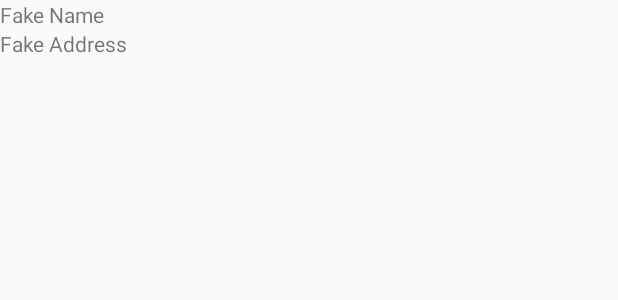
After one commit to srombs/random_me, an Android app: the layout activity_user_detail.xml on its own in the app's theme, with its tools: preview values and no code run, on a phone screen of 412 x 824 dp. The commit adds this screen. Shown: the top 300 px of the screen. Run offline under Robolectric (Android 15) with nearby library versions, the phone set to English and light mode, and no system bars.

Commit message:
added user detail activity

```diff
--- a/app/build.gradle
+++ b/app/build.gradle
@@ -69,6 +69,10 @@ dependencies {
     //picasso
     compile 'com.squareup.picasso:picasso:2.5.2'
 
+    //parceler
+    compile 'org.parceler:parceler-api:1.1.8'
+    annotationProcessor 'org.parceler:parceler:1.1.8'
+
     testCompile 'junit:junit:4.12'
     //mockito dependencies
     androidTestCompile 'org.mockito:mockito-core:1.10.19'
--- a/app/src/main/AndroidManifest.xml
+++ b/app/src/main/AndroidManifest.xml
@@ -21,7 +21,7 @@
                 <category android:name="android.intent.category.LAUNCHER" />
             </intent-filter>
         </activity>
-        <activity android:name=".users.detail.UserDetailActivity"></activity>
+        <activity android:name=".users.detail.UserDetailActivity"/>
     </application>
 
 </manifest>
--- a/app/src/main/java/com/randomme/srombs/randomme/RandomMeApplication.java
+++ b/app/src/main/java/com/randomme/srombs/randomme/RandomMeApplication.java
@@ -6,6 +6,8 @@ import com.randomme.srombs.randomme.dagger.ApiModule;
 import com.randomme.srombs.randomme.dagger.DaggerAppComponent;
 import com.randomme.srombs.randomme.dagger.DemoComponent;
 import com.randomme.srombs.randomme.dagger.PresenterModule;
+
+import timber.log.Timber;
 
 /**
  * Created by srombs on 5/11/17.
@@ -20,6 +22,8 @@ public class RandomMeApplication extends Application {
         super.onCreate();
 
         component = createComponent();
+
+        Timber.plant(new Timber.DebugTree());
     }
 
     public DemoComponent getComponent() {
--- a/app/src/main/java/com/randomme/srombs/randomme/model/Birthdate.java
+++ b/app/src/main/java/com/randomme/srombs/randomme/model/Birthdate.java
@@ -1,4 +1,6 @@
 package com.randomme.srombs.randomme.model;
+
+import org.parceler.Parcel;
 
 /**
  * Created by srombs on 5/11/17.
--- a/app/src/main/java/com/randomme/srombs/randomme/model/Location.java
+++ b/app/src/main/java/com/randomme/srombs/randomme/model/Location.java
@@ -2,10 +2,12 @@ package com.randomme.srombs.randomme.model;
 
 import com.google.gson.annotations.SerializedName;
 
+import org.parceler.Parcel;
+
 /**
  * Created by srombs on 5/11/17.
  */
-
+@Parcel
 public class Location {
 
     @SerializedName("street")
--- a/app/src/main/java/com/randomme/srombs/randomme/model/LoginInfo.java
+++ b/app/src/main/java/com/randomme/srombs/randomme/model/LoginInfo.java
@@ -1,8 +1,10 @@
 package com.randomme.srombs.randomme.model;
+
+import org.parceler.Parcel;
 
 /**
  * Created by srombs on 5/11/17.
  */
-
+@Parcel
 public class LoginInfo {
 }
--- a/app/src/main/java/com/randomme/srombs/randomme/model/Name.java
+++ b/app/src/main/java/com/randomme/srombs/randomme/model/Name.java
@@ -2,10 +2,12 @@ package com.randomme.srombs.randomme.model;
 
 import com.google.gson.annotations.SerializedName;
 
+import org.parceler.Parcel;
+
 /**
  * Created by srombs on 5/11/17.
  */
-
+@Parcel
 public class Name {
 
 
--- a/app/src/main/java/com/randomme/srombs/randomme/model/PictureUrls.java
+++ b/app/src/main/java/com/randomme/srombs/randomme/model/PictureUrls.java
@@ -2,10 +2,12 @@ package com.randomme.srombs.randomme.model;
 
 import com.google.gson.annotations.SerializedName;
 
+import org.parceler.Parcel;
+
 /**
  * Created by srombs on 5/11/17.
  */
-
+@Parcel
 public class PictureUrls {
 
     public PictureUrls() {
--- a/app/src/main/java/com/randomme/srombs/randomme/model/User.java
+++ b/app/src/main/java/com/randomme/srombs/randomme/model/User.java
@@ -2,10 +2,12 @@ package com.randomme.srombs.randomme.model;
 
 import com.google.gson.annotations.SerializedName;
 
+import org.parceler.Parcel;
+
 /**
  * Created by srombs on 5/11/17.
  */
-
+@Parcel
 public class User {
 
     @SerializedName("name")
--- /dev/null
+++ b/app/src/main/res/layout/activity_user_detail.xml
@@ -0,0 +1,30 @@
+<?xml version="1.0" encoding="utf-8"?>
+<android.support.constraint.ConstraintLayout xmlns:android="http://schemas.android.com/apk/res/android"
+    xmlns:app="http://schemas.android.com/apk/res-auto"
+    xmlns:tools="http://schemas.android.com/tools"
+    android:layout_width="match_parent"
+    android:layout_height="match_parent"
+    tools:context="com.randomme.srombs.randomme.users.detail.UserDetailActivity">
+
+    <RelativeLayout
+        android:layout_width="match_parent"
+        android:layout_height="match_parent">
+
+        <TextView
+            android:id="@+id/name"
+            android:layout_width="wrap_content"
+            android:layout_height="wrap_content"
+            tools:text="Fake Name"/>
+
+        <TextView
+            android:id="@+id/address"
+            android:layout_width="wrap_content"
+            android:layout_height="wrap_content"
+            android:layout_below="@+id/name"
+            tools:text="Fake Address"/>
+
+
+
+    </RelativeLayout>
+
+</android.support.constraint.ConstraintLayout>
--- a/app/src/main/res/values/strings.xml
+++ b/app/src/main/res/values/strings.xml
@@ -2,4 +2,5 @@
     <string name="app_name">Random Me</string>
     <string name="loading_users_error">There was an error loading users.</string>
     <string name="name">%1$s %2$s %3$s</string>
+    <string name="address">%1$s %2$s, %3$s</string>
 </resources>
```
Also changed, not shown: app/src/main/java/com/randomme/srombs/randomme/users/UsersActivity.java (+22 -1 lines), app/src/main/java/com/randomme/srombs/randomme/users/UsersAdapter.java (+25 -4 lines), app/src/main/java/com/randomme/srombs/randomme/users/detail/UserDetailActivity.java (added, +60 -0 lines), app/src/main/java/com/randomme/srombs/randomme/users/detail/UserDetailPresenter.java (added, +22 -0 lines), app/src/main/java/com/randomme/srombs/randomme/users/detail/UserDetailView.java (added, +13 -0 lines), app/src/main/java/com/randomme/srombs/randomme/util/BundleKey.java (added, +10 -0 lines).
